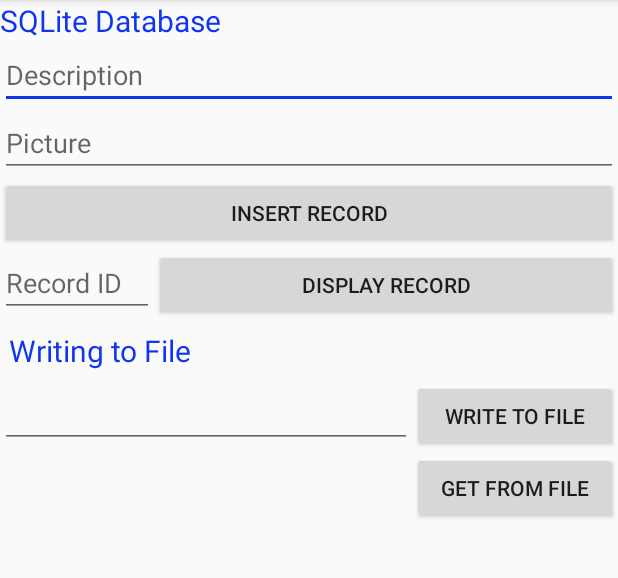
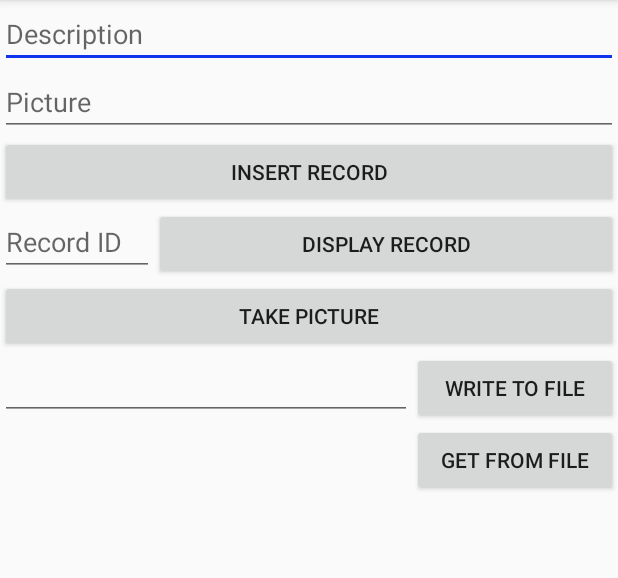
Before and after one commit to TimothyGeorgeson/Week2Daily2, an Android app: the screen it shows after launch (MainActivity), after a tap on "INSERT RECORD", on a phone screen of 412 x 824 dp, the part 84-662 px from its top. Run offline under Robolectric (Android 15) with nearby library versions, the phone set to English and light mode, and no system bars; 2 statements that could not run were skipped.

Commit message:
Got database setup to store retrieve photos

```diff
--- a/app/src/main/AndroidManifest.xml
+++ b/app/src/main/AndroidManifest.xml
@@ -1,6 +1,10 @@
 <?xml version="1.0" encoding="utf-8"?>
 <manifest xmlns:android="http://schemas.android.com/apk/res/android"
     package="com.example.user.week2daily2">
+
+    <uses-feature
+        android:name="android.hardware.camera"
+        android:required="true" />
 
     <application
         android:allowBackup="true"
--- a/app/src/main/java/com/example/user/week2daily2/MainActivity.java
+++ b/app/src/main/java/com/example/user/week2daily2/MainActivity.java
@@ -1,14 +1,21 @@
 package com.example.user.week2daily2;
 
 import android.content.Context;
+import android.content.Intent;
 import android.database.Cursor;
+import android.graphics.Bitmap;
+import android.graphics.BitmapFactory;
+import android.graphics.drawable.BitmapDrawable;
+import android.provider.MediaStore;
 import android.support.v7.app.AppCompatActivity;
 import android.os.Bundle;
 import android.view.View;
 import android.widget.EditText;
+import android.widget.ImageView;
 import android.widget.TextView;
 import android.widget.Toast;
 
+import java.io.ByteArrayOutputStream;
 import java.io.FileInputStream;
 import java.io.FileOutputStream;
 import java.io.InputStreamReader;
@@ -16,12 +23,15 @@ import java.io.OutputStreamWriter;
 
 public class MainActivity extends AppCompatActivity {
 
+    private static final int REQUEST_IMAGE_CAPTURE = 1;
+
     private EditText etToFile;
     private TextView tvFromFile;
     private EditText etDesc;
     private EditText etPicture;
     private EditText etRecordID;
     private TextView tvDisplay;
+    private ImageView ivImage;
 
     @Override
     protected void onCreate(Bundle savedInstanceState) {
@@ -34,6 +44,7 @@ public class MainActivity extends AppCompatActivity {
         etPicture = findViewById(R.id.etPicture);
         etRecordID = findViewById(R.id.etRecordID);
         tvDisplay = findViewById(R.id.tvDisplay);
+        ivImage = findViewById(R.id.ivImage);
     }
 
     public void writeToFile(View view) {
@@ -85,10 +96,12 @@ public class MainActivity extends AppCompatActivity {
     public void insertRecord(View view) {
         String desc = etDesc.getText().toString();
         String picture = etPicture.getText().toString();
+        Bitmap bm=((BitmapDrawable)ivImage.getDrawable()).getBitmap();
+        byte[] imgBlob = getBytes(bm);
 
         PhotoDatabase photoDatabase = new PhotoDatabase(this);
 
-        long rowId = photoDatabase.savePhoto(desc, picture);
+        long rowId = photoDatabase.savePhoto(desc, imgBlob);
         Toast.makeText(this, "Record Added with ID: " + String.valueOf(rowId), Toast.LENGTH_SHORT).show();
 
     }
@@ -102,18 +115,44 @@ public class MainActivity extends AppCompatActivity {
             PhotoDatabase photoDatabase = new PhotoDatabase(this);
             long recordID = Long.parseLong(etRecordID.getText().toString());
             String result = "";
+            byte[] image = null;
             Cursor cursor = photoDatabase.getPhoto(recordID);
             if(cursor.getCount() != 0) {
 
                 while (cursor.moveToNext()) {
                     result += "Id :"+ cursor.getString(0)+" ";
                     result += "Desc :"+ cursor.getString(1)+" ";
-                    result += "Photo :"+ cursor.getString(2)+" ";
+                    //result += "Photo :"+ cursor.getString(2)+" ";
+                    image = cursor.getBlob(2);
                 }
             }
+            Bitmap imgResult = BitmapFactory.decodeByteArray(image, 0, image.length);
             // Show result
             tvDisplay.setText(result);
+            ivImage.setImageBitmap(imgResult);
         }
 
     }
+
+    @Override
+    protected void onActivityResult(int requestCode, int resultCode, Intent data) {
+        if (requestCode == REQUEST_IMAGE_CAPTURE && resultCode == RESULT_OK) {
+            Bundle extras = data.getExtras();
+            Bitmap imageBitmap = (Bitmap) extras.get("data");
+            ivImage.setImageBitmap(imageBitmap);
+        }
+    }
+
+    public void takePicture(View view) {
+        Intent takePictureIntent = new Intent(MediaStore.ACTION_IMAGE_CAPTURE);
+        if (takePictureIntent.resolveActivity(getPackageManager()) != null) {
+            startActivityForResult(takePictureIntent, REQUEST_IMAGE_CAPTURE);
+        }
+    }
+
+    public static byte[] getBytes(Bitmap bitmap) {
+        ByteArrayOutputStream stream = new ByteArrayOutputStream();
+        bitmap.compress(Bitmap.CompressFormat.PNG, 0, stream);
+        return stream.toByteArray();
+    }
 }
--- a/app/src/main/java/com/example/user/week2daily2/PhotoContract.java
+++ b/app/src/main/java/com/example/user/week2daily2/PhotoContract.java
@@ -11,7 +11,7 @@ public class PhotoContract {
             FeedEntry.TABLE_NAME + "(" +
             FeedEntry.COL_ID + " INTEGER PRIMARY KEY, " +
             FeedEntry.COL_DESC + " Text," +
-            FeedEntry.COL_PHOTO + " Text)";
+            FeedEntry.COL_PHOTO + " BLOB)";
 
 
     public static final String GET_ALL = "SELECT * FROM " + FeedEntry.TABLE_NAME;
--- a/app/src/main/java/com/example/user/week2daily2/PhotoDatabase.java
+++ b/app/src/main/java/com/example/user/week2daily2/PhotoDatabase.java
@@ -26,7 +26,7 @@ public class PhotoDatabase extends SQLiteOpenHelper {
         //migration scripts for saving database
     }
 
-    public long savePhoto(String desc, String photo) {
+    public long savePhoto(String desc, byte[] photo) {
 
         //get instance of the database
         SQLiteDatabase database = getWritableDatabase();
@@ -50,7 +50,7 @@ public class PhotoDatabase extends SQLiteOpenHelper {
     }
 
 
-    public void updateRecord(long rowId, String desc, String photo) {
+    public void updateRecord(long rowId, String desc, byte[] photo) {
         SQLiteDatabase db = this.getWritableDatabase();
         ContentValues contentValues = new ContentValues();
         contentValues.put(PhotoContract.FeedEntry.COL_ID, rowId);
--- a/app/src/main/res/layout/activity_main.xml
+++ b/app/src/main/res/layout/activity_main.xml
@@ -6,14 +6,14 @@
     android:layout_height="match_parent"
     android:orientation="vertical"
     tools:context=".MainActivity">
-
+<!--
     <TextView
         android:layout_width="match_parent"
         android:layout_height="wrap_content"
         android:text="SQLite Database"
         android:textColor="@color/colorAccent"
         android:textSize="20sp" />
-
+-->
     <EditText
         android:id="@+id/etDesc"
         android:layout_width="match_parent"
@@ -54,7 +54,13 @@
 
     </LinearLayout>
 
+    <Button
+        android:onClick="takePicture"
+        android:text="Take Picture"
+        android:layout_width="match_parent"
+        android:layout_height="wrap_content" />
 
+<!--
     <TextView
         android:layout_width="match_parent"
         android:padding="6sp"
@@ -62,7 +68,7 @@
         android:text="Writing to File"
         android:textColor="@color/colorAccent"
         android:textSize="20sp" />
-
+-->
     <LinearLayout
         android:layout_width="match_parent"
         android:layout_height="wrap_content"
@@ -110,4 +116,10 @@
         android:layout_width="match_parent"
         android:layout_height="wrap_content" />
 
+    <ImageView
+        android:id="@+id/ivImage"
+        android:layout_gravity="center"
+        android:layout_width="200sp"
+        android:layout_height="180sp" />
+
 </LinearLayout>
```
